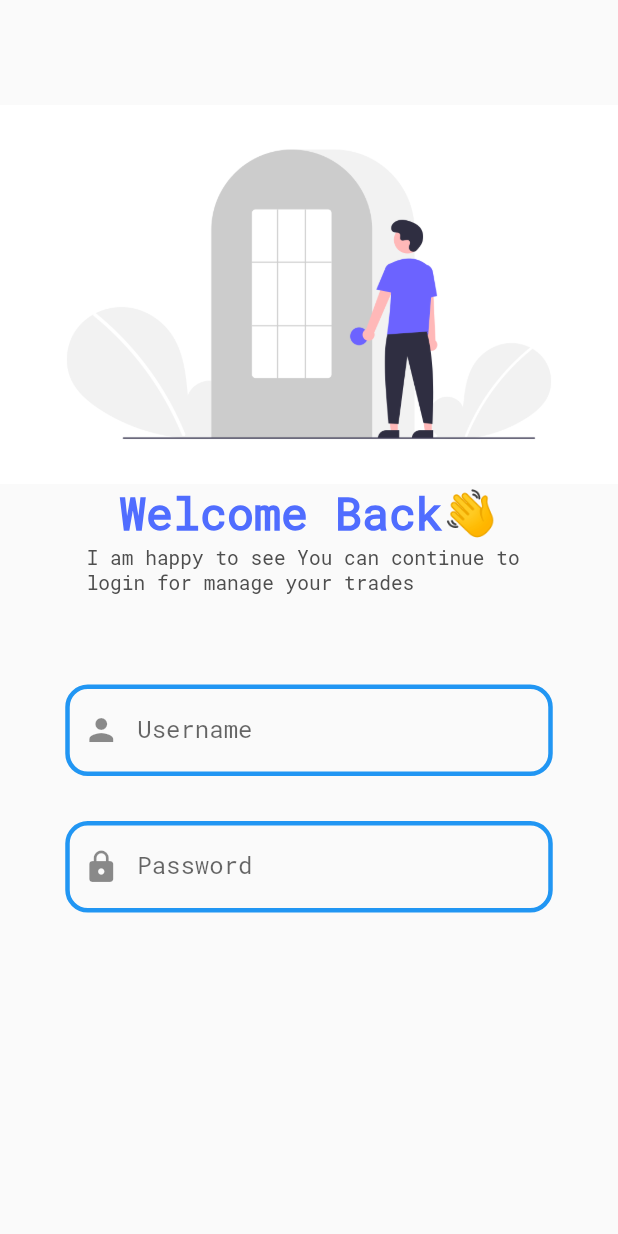
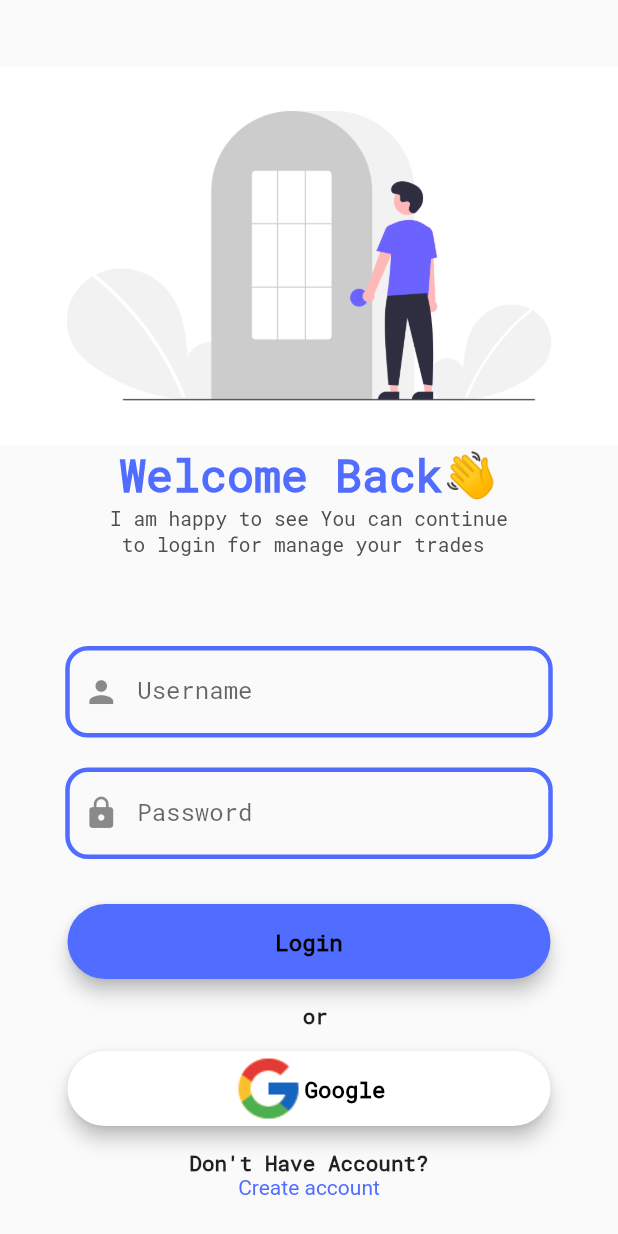
Before and after one commit to Prit2341/Index-app, a Flutter app: the screen it shows after launch, on a phone screen of 412 x 824 dp. Run offline on Flutter 3.47's test engine with Material 2 defaults, Android fonts, the phone set to English and light mode, and no system bars; missing offline and left inert: dart:ffi.

Commit message:
Login Page Almost Complete

```diff
--- a/lib/main.dart
+++ b/lib/main.dart
@@ -1,5 +1,8 @@
 import 'package:flutter/material.dart';
+import 'package:indexapp/pages/create_account.dart';
+import 'package:indexapp/pages/home_page.dart';
 import 'package:indexapp/pages/main_login_signup_page.dart';
+import 'package:indexapp/util/route.dart';
 
 void main() {
   runApp(const MyApp());
@@ -12,8 +15,17 @@ class MyApp extends StatelessWidget {
   @override
   Widget build(BuildContext context) {
     return MaterialApp(
-      theme: ThemeData(fontFamily: 'RobotoMono'),
-      home: LoginSignuppage(),
+      debugShowCheckedModeBanner: false,
+      theme: ThemeData(
+        fontFamily: 'RobotoMono',
+        primaryColor: Color.fromARGB(255, 80, 109, 255)
+        ),
+      initialRoute: MyRoute.LoginRoute,
+      routes: {
+        MyRoute.CreateAccountRoute:(context) => CreateAccount(),
+        MyRoute.HomePageRoute:(context) => HomePage(),
+        MyRoute.LoginRoute:(context) => LoginSignuppage()
+      },
     );
   }
 }
--- /dev/null
+++ b/lib/pages/create_account.dart
@@ -0,0 +1,13 @@
+import 'package:flutter/material.dart';
+
+class CreateAccount extends StatelessWidget {
+  const CreateAccount({Key? key}) : super(key: key);
+
+  @override
+  Widget build(BuildContext context) {
+    return Material(
+      child: Text("Create account Page"),
+    );
+
+  }
+}
--- /dev/null
+++ b/lib/pages/home_page.dart
@@ -0,0 +1,12 @@
+import 'package:flutter/material.dart';
+
+class HomePage extends StatelessWidget {
+  const HomePage({Key? key}) : super(key: key);
+
+  @override
+  Widget build(BuildContext context) {
+    return Material(
+      child: Text("Home Page"),
+    );
+  }
+}
--- a/lib/pages/main_login_signup_page.dart
+++ b/lib/pages/main_login_signup_page.dart
@@ -1,16 +1,29 @@
+import 'dart:ffi';
+
+import 'package:flutter/gestures.dart';
 import 'package:flutter/material.dart';
+import 'package:indexapp/util/route.dart';
 
-class LoginSignuppage extends StatelessWidget {
+class LoginSignuppage extends StatefulWidget {
    const LoginSignuppage({Key? key}) : super(key: key);
 
+  @override
+  State<LoginSignuppage> createState() => _LoginSignuppageState();
+}
+
+class _LoginSignuppageState extends State<LoginSignuppage> {
+  final _formkey = GlobalKey<FormState>();
   @override
   Widget build(BuildContext context) {
     return Material(
       child: Center(
+        child: SingleChildScrollView(
           child: Container(
+            child: Form(
+              key: _formkey,
               child: Column(
                 children: [
-              SizedBox(height: 70.0),
+                  SizedBox(height: 20.0),
                   //Image
                   Image.asset("assets/images/Welcome.png"),
                   //Text of welcome Start here
@@ -23,7 +36,7 @@ class LoginSignuppage extends StatelessWidget {
                     ),
                     ),
                     Text(
-                "I am happy to see You can continue to \nlogin for manage your trades",
+                    "I am happy to see You can continue\n to login for manage your trades",
                     style: TextStyle(
                       color: Color.fromARGB(255, 78, 78, 78),
                       //fontWeight: FontWeight.bold,
@@ -36,16 +49,22 @@ class LoginSignuppage extends StatelessWidget {
                   SizedBox(height: 60.0),
                   ConstrainedBox(
                     constraints: const BoxConstraints.tightFor(width: 325),
-                child: TextField(
+                    child: TextFormField(
+                      validator: (value) {
+                        if (value!.isEmpty) {
+                          return "Username cannot be empty";
+                        }
+                        return null;
+                      },
                       decoration: InputDecoration(
                         prefixIcon:Icon(Icons.person),
                         border: OutlineInputBorder(),
                         enabledBorder: OutlineInputBorder(
-                      borderSide: const BorderSide(width: 3,color: Colors.blue),
+                          borderSide: const BorderSide(width: 3,color: Color.fromARGB(255, 80, 109, 255)),
                           borderRadius: BorderRadius.circular(15)
                         ),
                         focusedBorder: OutlineInputBorder(
-                      borderSide: const BorderSide(width: 3,color: Colors.blue),
+                          borderSide: const BorderSide(width: 3,color: Color.fromARGB(255, 80, 109, 255)),
                           borderRadius: BorderRadius.circular(15)
                         ),
                         labelText: "Username",
@@ -55,20 +74,28 @@ class LoginSignuppage extends StatelessWidget {
 
                     ),
                   ),
-              SizedBox(height: 30.0),
+                  SizedBox(height: 20.0),
                   ConstrainedBox(
                     constraints: const BoxConstraints.tightFor(width: 325),
-                child: TextField(
+                    child: TextFormField(
+                      validator: (value) {
+                        if(value!.isEmpty) {
+                          return "Password Cannot be Empty";
+                        }else if(value.length < 6) {
+                          return "Password is too short";
+                        }
+                        return null;
+                      },
                       obscureText: true,
                       decoration: InputDecoration(
                         prefixIcon:Icon(Icons.lock),
                         border: OutlineInputBorder(),
                         enabledBorder: OutlineInputBorder(
-                      borderSide: const BorderSide(width: 3,color: Colors.blue),
+                          borderSide: const BorderSide(width: 3,color: Color.fromARGB(255, 80, 109, 255)),
                           borderRadius: BorderRadius.circular(15)
                         ),
                         focusedBorder: OutlineInputBorder(
-                      borderSide: const BorderSide(width: 3,color: Colors.blue),
+                          borderSide: const BorderSide(width: 3,color: Color.fromARGB(255, 80, 109, 255)),
                           borderRadius: BorderRadius.circular(15)
                         ),
                         labelText: "Password",
@@ -78,9 +105,105 @@ class LoginSignuppage extends StatelessWidget {
 
                     ),
                   ),
-              //Adding Login Button Here
+                  SizedBox(height: 30.0),
+                  Material(
+                    elevation: 5,
+                    color: Color.fromARGB(255, 80, 109, 255),
+                    borderRadius: BorderRadius.circular(25),
+                    child: MaterialButton(
+                      onPressed: () {
+                        if(_formkey.currentState!.validate()){
+                          Navigator.pushNamed(context, MyRoute.HomePageRoute);
+                        }
+                      },
+                      child: Container(
+                        alignment: Alignment.center,
+                        height: 50,
+                        width: 290,
+                        child: Center(
+                          child: Row(
+                            mainAxisAlignment: MainAxisAlignment.center,
+                            children: [
+                              Text(
+                                "Login",
+                                style: TextStyle(
+                                  fontSize: 15,
+                                  fontWeight: FontWeight.bold,
+                                  color: Colors.black
+                                ),
+                                )
+                            ],
+                          ),
+                        ),
+                      ),
+                    ),
 
+                  ),
+                  SizedBox(height: 15.0),
+                  Text(
+                    " or",
+                    style: TextStyle(
+                      fontWeight: FontWeight.bold
+                    ),
+                    ),
+                    SizedBox(height: 15.0),
+                  Material(
+                    elevation: 5,
+                    color: Colors.white,
+                    borderRadius: BorderRadius.circular(25),
+                    child: MaterialButton(
+                      onPressed: () {
+
+                      },
+                      child: Container(
+                        alignment: Alignment.center,
+                        height: 50,
+                        width: 290,
+                        child: Center(
+                          child: Row(
+                            mainAxisAlignment: MainAxisAlignment.center,
+                            children: [
+                              Image.asset(
+                                "assets/images/google_icon.png"
+                              ),
+                              Text(
+                                "Google",
+                                style: TextStyle(
+                                  fontSize: 15,
+                                  fontWeight: FontWeight.bold,
+                                  color: Colors.black
+                                ),
+                                )
                             ],
+                          ),
+                        ),
+                      ),
+                    ),
+
+                  ),
+                  SizedBox(height: 15),
+                  Text(
+                    "Don't Have Account?",
+                    style: TextStyle(
+                      fontWeight: FontWeight.bold
+                    ),
+                    ),
+                    Text.rich(
+                      TextSpan(
+                        text: "Create account",
+                        style: TextStyle(
+                          color: Color.fromARGB(255, 80, 109, 255)
+                        ),
+                        recognizer: TapGestureRecognizer()..onTap = () {
+                          if(_formkey.currentState!.validate()){
+                          Navigator.pushNamed(context, MyRoute.CreateAccountRoute);
+                        }
+                        }
+                      )
+                    )
+                ],
+              ),
+            ),
           ),
         ),
       ),
--- /dev/null
+++ b/lib/util/route.dart
@@ -0,0 +1,5 @@
+class MyRoute {
+  static String CreateAccountRoute = '/CreateAccount';
+  static String HomePageRoute = '/home';
+  static String LoginRoute = 'defultpage';
+}
--- a/pubspec.yaml
+++ b/pubspec.yaml
@@ -61,6 +61,7 @@ flutter:
   assets:
     - assets/images/sell_Land.png
     - assets/images/Welcome.png
+    - assets/images/google_icon.png
 
   # An image asset can refer to one or more resolution-specific "variants", see
   # https://flutter.dev/assets-and-images/#resolution-aware
```
Also changed, not shown: assets/images/google_icon.png (added). Lines whose indentation alone changed are shown as unchanged.
